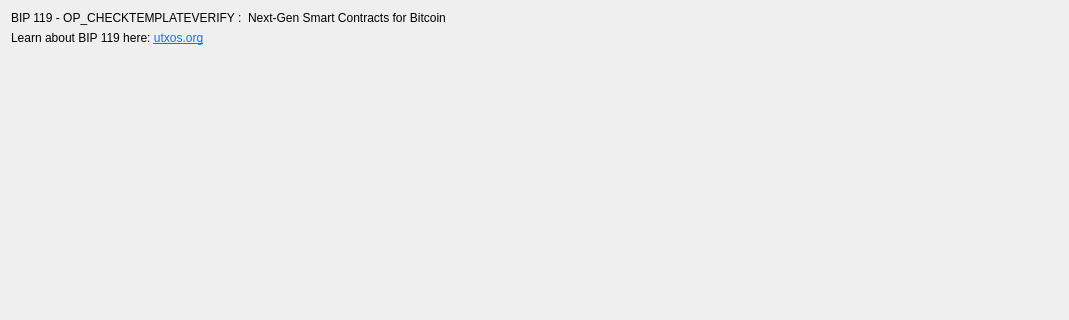
Before: the Qt Designer form src/qt/forms/bip119page.ui in LayerTwo-Labs/bitcoin, drawn with Qt 5; both pictures show x 0 to 1069 and y 0 to 320 of the 1069 by 582 pixel window.
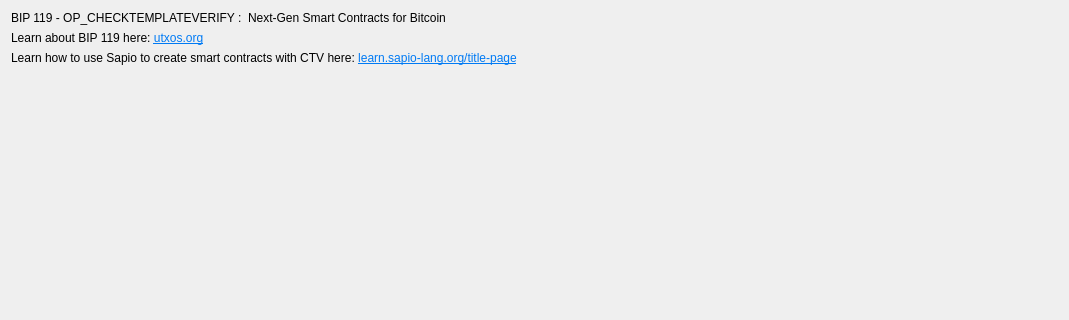
After: the same form once the commit is applied.

Commit message: Add sapio link to bip 119 page

```diff
--- a/src/qt/forms/bip119page.ui
+++ b/src/qt/forms/bip119page.ui
@@ -31,6 +31,16 @@
      </property>
     </widget>
    </item>
+   <item>
+    <widget class="QLabel" name="label_3">
+     <property name="text">
+      <string>&lt;html&gt;&lt;head/&gt;&lt;body&gt;&lt;p&gt;Learn how to use Sapio to create smart contracts with CTV here: &lt;a href=&quot;https://learn.sapio-lang.org/title-page.html&quot;&gt;&lt;span style=&quot; text-decoration: underline; color:#007af4;&quot;&gt;learn.sapio-lang.org/title-page&lt;/span&gt;&lt;/a&gt;&lt;/p&gt;&lt;/body&gt;&lt;/html&gt;</string>
+     </property>
+     <property name="openExternalLinks">
+      <bool>true</bool>
+     </property>
+    </widget>
+   </item>
    <item>
     <spacer name="verticalSpacer">
      <property name="orientation">
```
